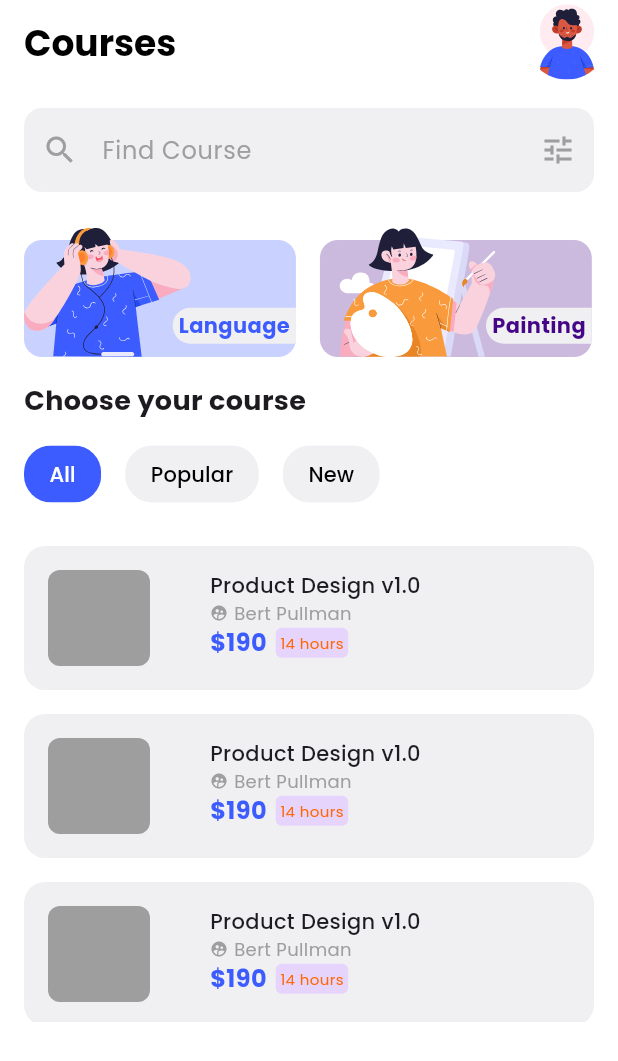
After one commit to SemajCode/skill_harvest, a Flutter app: the screen it shows after launch, on a phone screen of 412 x 824 dp. The commit adds this screen. Shown: the top 1061 px of the screen. Run offline on Flutter 3.47's test engine with Material 3 defaults, Android fonts, the phone set to English and light mode, and no system bars; our stand-ins replace flutter_svg, gap.

Commit message:
Created Course Screen

```diff
--- a/lib/core/constants/constant.dart
+++ b/lib/core/constants/constant.dart
@@ -8,4 +8,6 @@ class AppImage {
   static const avatarSvg = 'assets/svgs/avatar.svg';
   static const handIllustration = 'assets/svgs/illustration1.svg';
   static const courseCardIllus = 'assets/svgs/course_card_illus.svg';
+  static const languageIllus = 'assets/svgs/lang_Illus.svg';
+  static const paintIllus = 'assets/svgs/paint_illus.svg';
 }
--- /dev/null
+++ b/lib/features/course/screens/course.dart
@@ -0,0 +1,75 @@
+import 'package:flutter/material.dart';
+import 'package:flutter_svg/flutter_svg.dart';
+import 'package:gap/gap.dart';
+import 'package:skillharvest/Theme/pallete.dart';
+import 'package:skillharvest/core/constants/constant.dart';
+import 'package:skillharvest/features/course/widgets/choose_course.dart';
+import 'package:skillharvest/features/course/widgets/course_category.dart';
+import 'package:skillharvest/features/course/widgets/course_item.dart';
+import 'package:skillharvest/features/course/widgets/search_text_field.dart';
+
+class Course extends StatelessWidget {
+  const Course({super.key});
+
+  @override
+  Widget build(BuildContext context) {
+    return Scaffold(
+      appBar: AppBar(
+        backgroundColor: Pallete.whiteColor,
+        title: Row(
+          mainAxisAlignment: MainAxisAlignment.spaceBetween,
+          children: [
+            const Text(
+              'Courses',
+              style: TextStyle(
+                fontSize: 24,
+                fontWeight: FontWeight.bold,
+              ),
+            ),
+            SvgPicture.asset(
+              AppImage.avatarSvg,
+              height: 50,
+            )
+          ],
+        ),
+      ),
+      body: Column(
+        crossAxisAlignment: CrossAxisAlignment.start,
+        children: [
+          const SearchTextField(),
+          SizedBox(
+            height: 94,
+            child: ListView(
+              padding: const EdgeInsets.only(left: 16),
+              scrollDirection: Axis.horizontal,
+              children: const [
+                CourseCategory(
+                  categoryImage: AppImage.languageIllus,
+                  categoryText: 'Language',
+                  color: Pallete.blueColor,
+                ),
+                Gap(16),
+                CourseCategory(
+                  categoryImage: AppImage.paintIllus,
+                  categoryText: 'Painting',
+                  color: Pallete.purpleColor,
+                ),
+              ],
+            ),
+          ),
+          const ChooseCourse(),
+          SizedBox(
+            height: 325,
+            child: ListView(
+              children: const [
+                CourseItem(),
+                CourseItem(),
+                CourseItem(),
+              ],
+            ),
+          )
+        ],
+      ),
+    );
+  }
+}
--- /dev/null
+++ b/lib/features/course/widgets/choose_course.dart
@@ -0,0 +1,82 @@
+// ignore_for_file: prefer_const_constructors, prefer_const_literals_to_create_immutables
+
+import 'package:flutter/material.dart';
+import 'package:gap/gap.dart';
+import 'package:skillharvest/Theme/pallete.dart';
+
+class ChooseCourse extends StatelessWidget {
+  const ChooseCourse({
+    super.key,
+  });
+
+  @override
+  Widget build(BuildContext context) {
+    return Padding(
+      padding: const EdgeInsets.all(16),
+      child: Column(
+        crossAxisAlignment: CrossAxisAlignment.start,
+        children: [
+          const Text(
+            'Choose your course',
+            style: TextStyle(
+              fontSize: 18,
+              fontWeight: FontWeight.bold,
+            ),
+          ),
+          const Gap(12),
+          Row(
+            children: [
+              CourseFilterChip(
+                text: 'All',
+                isSelect: true,
+              ),
+              CourseFilterChip(
+                text: 'Popular',
+                isSelect: false,
+              ),
+              CourseFilterChip(
+                text: 'New',
+                isSelect: false,
+              ),
+            ],
+          ),
+        ],
+      ),
+    );
+  }
+}
+
+class CourseFilterChip extends StatelessWidget {
+  const CourseFilterChip({
+    super.key,
+    required this.text,
+    required this.isSelect,
+  });
+
+  final String text;
+  final bool isSelect;
+
+  @override
+  Widget build(BuildContext context) {
+    return Padding(
+      padding: const EdgeInsets.only(right: 16),
+      child: FilterChip(
+        backgroundColor: Pallete.offWhiteColor,
+        side: BorderSide(
+          style: BorderStyle.none,
+        ),
+        showCheckmark: false,
+        label: Text(text),
+        onSelected: (value) {},
+        selected: isSelect,
+        selectedColor: Pallete.blueColor,
+        shape: RoundedRectangleBorder(
+          borderRadius: BorderRadius.circular(18),
+        ),
+        labelStyle: TextStyle(
+          color: isSelect ? Pallete.whiteColor : Pallete.blackColor,
+        ),
+      ),
+    );
+  }
+}
--- /dev/null
+++ b/lib/features/course/widgets/course_category.dart
@@ -0,0 +1,68 @@
+import 'package:flutter/material.dart';
+import 'package:flutter_svg/svg.dart';
+import 'package:skillharvest/Theme/pallete.dart';
+import 'package:skillharvest/core/util/helper.dart';
+
+class CourseCategory extends StatelessWidget {
+  const CourseCategory({
+    super.key,
+    required this.categoryImage,
+    required this.categoryText,
+    required this.color,
+  });
+
+  final String categoryImage;
+  final String categoryText;
+  final Color color;
+
+  @override
+  Widget build(BuildContext context) {
+    return SizedBox(
+      height: 92,
+      width: pageWidth(context) * 0.44,
+      child: Stack(
+        alignment: Alignment.bottomCenter,
+        children: [
+          Container(
+            height: 78,
+            decoration: BoxDecoration(
+              color: color.withOpacity(0.28),
+              borderRadius: BorderRadius.circular(12),
+            ),
+          ),
+          Positioned(
+            left: 0,
+            child: SvgPicture.asset(
+              categoryImage,
+              height: 86,
+            ),
+          ),
+          Positioned(
+            bottom: 8.9,
+            right: 0,
+            child: Container(
+              padding: const EdgeInsets.symmetric(
+                horizontal: 4,
+                vertical: 2,
+              ),
+              decoration: const BoxDecoration(
+                color: Pallete.offWhiteColor,
+                borderRadius: BorderRadius.only(
+                  bottomLeft: Radius.circular(12),
+                  topLeft: Radius.circular(12),
+                ),
+              ),
+              child: Text(
+                categoryText,
+                style: TextStyle(
+                  color: color,
+                  fontWeight: FontWeight.bold,
+                ),
+              ),
+            ),
+          )
+        ],
+      ),
+    );
+  }
+}
--- /dev/null
+++ b/lib/features/course/widgets/course_item.dart
@@ -0,0 +1,87 @@
+import 'package:flutter/material.dart';
+import 'package:gap/gap.dart';
+import 'package:skillharvest/Theme/pallete.dart';
+
+class CourseItem extends StatelessWidget {
+  const CourseItem({
+    super.key,
+  });
+
+  @override
+  Widget build(BuildContext context) {
+    return Container(
+      margin: const EdgeInsets.symmetric(horizontal: 16, vertical: 8),
+      padding: const EdgeInsets.all(16),
+      height: 96,
+      decoration: BoxDecoration(
+          color: Pallete.offWhiteColor,
+          borderRadius: BorderRadius.circular(14)),
+      child: Row(
+        mainAxisAlignment: MainAxisAlignment.start,
+        children: [
+          Container(
+            width: 68,
+            height: 68,
+            decoration: BoxDecoration(
+              color: Pallete.greyText,
+              borderRadius: BorderRadius.circular(8),
+            ),
+          ),
+          const Gap(40),
+          Column(
+            crossAxisAlignment: CrossAxisAlignment.start,
+            children: [
+              const Text(
+                'Product Design v1.0',
+                style: TextStyle(
+                  fontWeight: FontWeight.w500,
+                ),
+              ),
+              const Row(
+                mainAxisAlignment: MainAxisAlignment.start,
+                children: [
+                  Icon(
+                    Icons.supervised_user_circle_sharp,
+                    color: Pallete.greyText,
+                    size: 12,
+                  ),
+                  Gap(4),
+                  Text(
+                    'Bert Pullman',
+                    style: TextStyle(fontSize: 12, color: Pallete.greyText),
+                  ),
+                ],
+              ),
+              Row(
+                children: [
+                  const Text(
+                    '\$190',
+                    style: TextStyle(
+                      color: Pallete.blueColor,
+                      fontSize: 16,
+                      fontWeight: FontWeight.bold,
+                    ),
+                  ),
+                  const Gap(6),
+                  Container(
+                    padding: const EdgeInsets.all(3),
+                    decoration: BoxDecoration(
+                        color: Pallete.onPurpleBackground,
+                        borderRadius: BorderRadius.circular(4)),
+                    child: const Text(
+                      '14 hours',
+                      style: TextStyle(
+                        color: Pallete.orangeColor,
+                        fontSize: 10,
+                      ),
+                    ),
+                  )
+                ],
+              )
+            ],
+          )
+        ],
+      ),
+    );
+  }
+}
--- /dev/null
+++ b/lib/features/course/widgets/search_text_field.dart
@@ -0,0 +1,29 @@
+import 'package:flutter/material.dart';
+import 'package:skillharvest/Theme/pallete.dart';
+
+class SearchTextField extends StatelessWidget {
+  const SearchTextField({
+    super.key,
+  });
+
+  @override
+  Widget build(BuildContext context) {
+    return Padding(
+      padding: const EdgeInsets.all(16),
+      child: TextFormField(
+        decoration: InputDecoration(
+          hintText: 'Find Course',
+          hintStyle: const TextStyle(color: Pallete.greyText),
+          prefixIcon: const Icon(Icons.search, color: Pallete.greyText),
+          suffixIcon: const Icon(Icons.tune, color: Pallete.greyText),
+          fillColor: Pallete.offWhiteColor,
+          filled: true,
+          border: OutlineInputBorder(
+            borderSide: BorderSide.none,
+            borderRadius: BorderRadius.circular(12),
+          ),
+        ),
+      ),
+    );
+  }
+}
--- a/lib/features/home/screens/home.dart
+++ b/lib/features/home/screens/home.dart
@@ -1,12 +1,9 @@
 import 'package:flutter/material.dart';
-import 'package:flutter_svg/flutter_svg.dart';
-import 'package:gap/gap.dart';
 import 'package:skillharvest/Theme/pallete.dart';
-import 'package:skillharvest/core/constants/constant.dart';
 import 'package:skillharvest/core/util/helper.dart';
 import 'package:skillharvest/features/home/widgets/course_card.dart';
 import 'package:skillharvest/features/home/widgets/learning_ads_items.dart';
-import 'package:skillharvest/features/home/widgets/learning_plan_progress.dart';
+import 'package:skillharvest/features/home/widgets/learning_plan.dart';
 import 'package:skillharvest/features/home/widgets/user_progress_card.dart';
 import 'package:skillharvest/features/home/widgets/welcome_message.dart';
 
@@ -16,12 +13,17 @@ class Home extends StatelessWidget {
   @override
   Widget build(BuildContext context) {
     return Scaffold(
-      body: SafeArea(
-        child: Column(
+      appBar: AppBar(
+        leading: null,
+        backgroundColor: Pallete.blueColor,
+        toolbarHeight: 0,
+        elevation: 0,
+      ),
+      body: Column(
         crossAxisAlignment: CrossAxisAlignment.start,
         children: [
           const SizedBox(
-              height: 200,
+            height: 180,
             child: Stack(
               children: [
                 WelcomeMessage(),
@@ -30,19 +32,19 @@ class Home extends StatelessWidget {
             ),
           ),
           SizedBox(
-              height: 168,
+            height: 164,
             width: pageWidth(context),
             child: ListView.builder(
               scrollDirection: Axis.horizontal,
               itemCount: 3,
               clipBehavior: Clip.hardEdge,
               itemBuilder: (context, index) => const LearningAdsItems(),
+              padding: const EdgeInsets.only(left: 16),
             ),
           ),
-            const LearningPlanProgress(),
+          const LearningPlan(),
           const CourseCard(),
         ],
-        ),
       ),
     );
   }
--- a/lib/features/home/widgets/course_card.dart
+++ b/lib/features/home/widgets/course_card.dart
@@ -12,6 +12,7 @@ class CourseCard extends StatelessWidget {
     return Padding(
       padding: const EdgeInsets.symmetric(horizontal: 16),
       child: Card(
+        elevation: 2,
         color: Pallete.onPurpleBackground,
         child: Padding(
           padding: const EdgeInsets.all(8.0),
--- a/lib/features/home/widgets/learning_ads_items.dart
+++ b/lib/features/home/widgets/learning_ads_items.dart
@@ -11,7 +11,7 @@ class LearningAdsItems extends StatelessWidget {
   @override
   Widget build(BuildContext context) {
     return Padding(
-      padding: const EdgeInsets.only(left: 16),
+      padding: const EdgeInsets.only(right: 16),
       child: Container(
         width: 300,
         decoration: BoxDecoration(
--- a/lib/features/home/widgets/learning_plan_progress.dart
+++ b/lib/features/home/widgets/learning_plan.dart
@@ -3,8 +3,8 @@ import 'package:gap/gap.dart';
 import 'package:skillharvest/Theme/pallete.dart';
 import 'package:skillharvest/features/home/widgets/plan_progress_item.dart';
 
-class LearningPlanProgress extends StatelessWidget {
-  const LearningPlanProgress({
+class LearningPlan extends StatelessWidget {
+  const LearningPlan({
     super.key,
   });
 
@@ -24,7 +24,7 @@ class LearningPlanProgress extends StatelessWidget {
           ),
           Gap(12),
           Card(
-            color: Pallete.offWhiteColor,
+            color: Pallete.whiteColor,
             elevation: 4,
             child: Padding(
               padding: EdgeInsets.all(8.0),
--- a/lib/features/home/widgets/plan_progress_item.dart
+++ b/lib/features/home/widgets/plan_progress_item.dart
@@ -31,6 +31,7 @@ class PlanProgressItem extends StatelessWidget {
                   color: Pallete.lAccentColor,
                   value: progressValue,
                   backgroundColor: Pallete.onBlueBackground,
+                  strokeWidth: 3.2,
                 ),
               ),
               const Gap(8),
@@ -40,7 +41,6 @@ class PlanProgressItem extends StatelessWidget {
           Text.rich(
             TextSpan(
               text: '$coveredVideos',
-              style: const TextStyle(),
               children: [
                 TextSpan(
                   text: '/$totalVideos',
--- a/lib/features/home/widgets/user_progress_card.dart
+++ b/lib/features/home/widgets/user_progress_card.dart
@@ -11,7 +11,7 @@ class UserProgressCard extends StatelessWidget {
     return const Positioned(
       left: 12,
       right: 12,
-      top: 100,
+      top: 70,
       child: Card(
         color: Pallete.whiteColor,
         elevation: 4,
--- a/lib/features/home/widgets/welcome_message.dart
+++ b/lib/features/home/widgets/welcome_message.dart
@@ -1,6 +1,5 @@
 import 'package:flutter/material.dart';
 import 'package:flutter_svg/svg.dart';
-import 'package:gap/gap.dart';
 import 'package:skillharvest/Theme/pallete.dart';
 import 'package:skillharvest/core/constants/constant.dart';
 
@@ -13,9 +12,9 @@ class WelcomeMessage extends StatelessWidget {
   Widget build(BuildContext context) {
     return Container(
       color: Pallete.blueColor,
-      height: 148,
+      height: 118,
       child: Padding(
-        padding: const EdgeInsets.all(16.0),
+        padding: const EdgeInsets.fromLTRB(16, 0, 16, 0),
         child: Row(
           crossAxisAlignment: CrossAxisAlignment.start,
           mainAxisAlignment: MainAxisAlignment.spaceBetween,
@@ -30,7 +29,6 @@ class WelcomeMessage extends StatelessWidget {
                     fontSize: 24,
                   ),
                 ),
-                Gap(8),
                 Text(
                   'Let\'s start learning',
                   style: TextStyle(
--- a/lib/main.dart
+++ b/lib/main.dart
@@ -1,5 +1,8 @@
+// ignore_for_file: unused_import
+
 import 'package:flutter/material.dart';
 import 'package:skillharvest/Theme/pallete.dart';
+import 'package:skillharvest/features/course/screens/course.dart';
 import 'package:skillharvest/features/home/screens/home.dart';
 // import 'package:skillharvest/splash_screen.dart';
 
@@ -18,7 +21,7 @@ class MyApp extends StatelessWidget {
       theme: Pallete.lightThemeMode,
       darkTheme: Pallete.darkThemeMode,
       themeMode: ThemeMode.light,
-      home: const Home(),
+      home: const Course(),
     );
   }
 }
```
Also changed, not shown: assets/svgs/lang_Illus.svg (added), assets/svgs/paint_illus.svg (added). Lines whose indentation alone changed are shown as unchanged.
